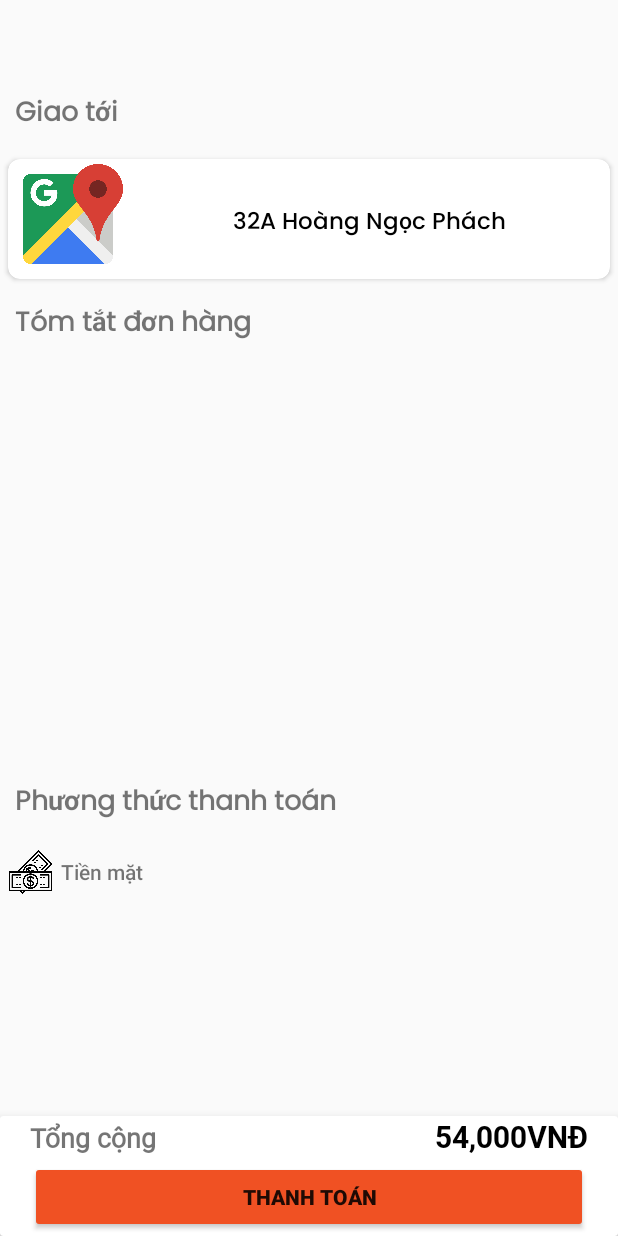
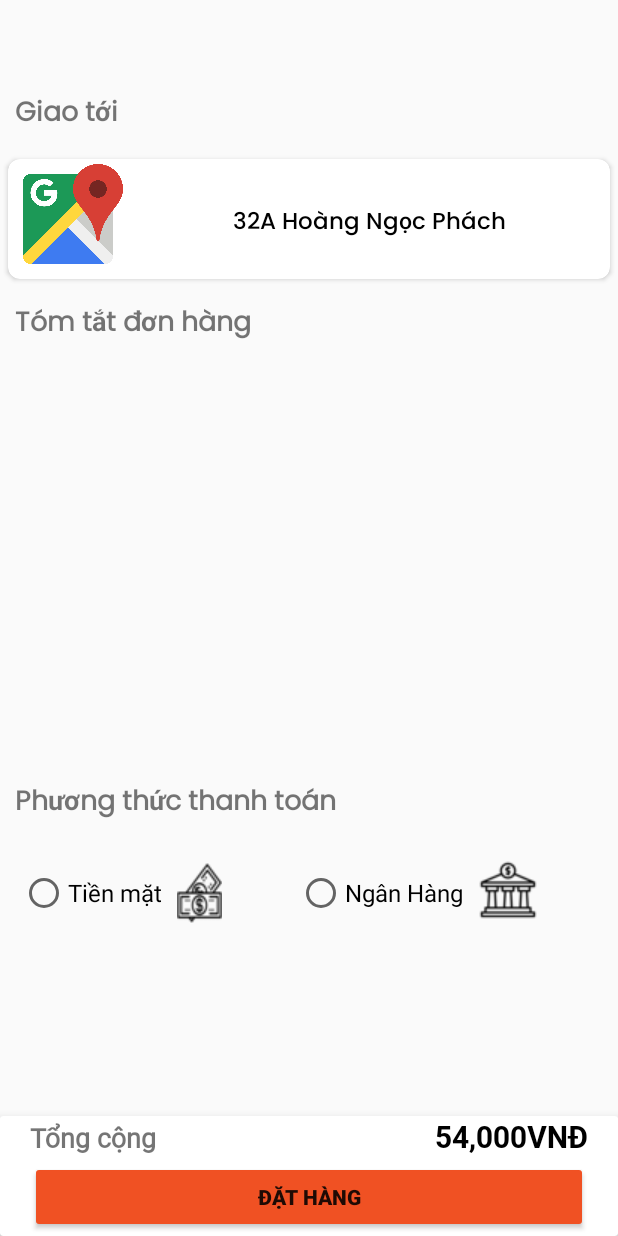
Before and after one commit to Thien-dtu/FindFood, an Android app: the layout activity_thanh_toan.xml on its own in the app's theme, with its tools: preview values and no code run, on a phone screen of 412 x 824 dp. Run offline under Robolectric (Android 15) with nearby library versions, the phone set to English and light mode, and no system bars.

Commit message:
chua biet loi cho nao

```diff
--- a/app/src/main/java/com/example/findfood/Common/begin.java
+++ b/app/src/main/java/com/example/findfood/Common/begin.java
@@ -43,7 +43,7 @@ import java.security.NoSuchAlgorithmException;
 
 public class begin extends AppCompatActivity implements GoogleApiClient.ConnectionCallbacks, GoogleApiClient.OnConnectionFailedListener {
 
-    private static int SPLASH_TIME = 5000;
+    private static int SPLASH_TIME = 3000;
 
     ImageView backgroud_image;
     TextView taoBoi, txtVersion;
--- a/app/src/main/java/com/example/findfood/Common/intro.java
+++ b/app/src/main/java/com/example/findfood/Common/intro.java
@@ -147,7 +147,7 @@ public class intro extends AppCompatActivity {
             @Override
             public void onClick(View v) {
                 // Mở màn hình đăng nhập
-                Intent mainActivity = new Intent(getApplicationContext(), MainActivity.class);
+                Intent mainActivity = new Intent(getApplicationContext(), DangNhapActivity.class);
                 startActivity(mainActivity);
                 // Lưu lại biến boolean vào bộ nhớ để lần sau khi người dùng mở app
                 // Chúng ta sẽ biết họ đã vào introActivity rồi
--- a/app/src/main/java/com/example/findfood/DangKyActivity.java
+++ b/app/src/main/java/com/example/findfood/DangKyActivity.java
@@ -23,6 +23,7 @@ import com.google.android.gms.tasks.OnCompleteListener;
 import com.google.android.gms.tasks.Task;
 import com.google.firebase.auth.AuthResult;
 import com.google.firebase.auth.FirebaseAuth;
+import com.google.firebase.auth.FirebaseUser;
 import com.google.firebase.database.DatabaseReference;
 import com.google.firebase.database.FirebaseDatabase;
 import com.google.firebase.firestore.FirebaseFirestore;
@@ -201,14 +202,14 @@ public class DangKyActivity extends AppCompatActivity {
     }
 
 
-    /*@Override
+    @Override
     public void onStart() {
         super.onStart();
         FirebaseUser currentUser = mAuth.getCurrentUser();
         if(currentUser != null){
             currentUser.reload();
         }
-    }*/
+    }
 
 
 }
--- a/app/src/main/java/com/example/findfood/Databases/DatabaseHDCT.java
+++ b/app/src/main/java/com/example/findfood/Databases/DatabaseHDCT.java
@@ -50,8 +50,11 @@ public class DatabaseHDCT {
         // push cây theo mã tự tạo
         // string key lấy mã push
         key = mRef.push().getKey();
+
+        HDCT hdctTest = new HDCT(key, key, item.getThoigian(), item.getCheck(), item.getIdUser(),item.getPayment(), item.getOrderArrayList());
+
         //insert theo child mã key setvalue theo item
-        mRef.child(key).setValue(item).addOnSuccessListener(new OnSuccessListener<Void>() {
+        mRef.child(key).setValue(hdctTest).addOnSuccessListener(new OnSuccessListener<Void>() {
             @Override
             public void onSuccess(Void aVoid) {
                 Toast.makeText(context, "Thanh Toán Thành Công", Toast.LENGTH_SHORT).show();
--- a/app/src/main/java/com/example/findfood/FoodProfileActivity.java
+++ b/app/src/main/java/com/example/findfood/FoodProfileActivity.java
@@ -227,7 +227,7 @@ public class FoodProfileActivity extends AppCompatActivity {
 
                         String idfoodcheck = idfood.substring(4);
                         int check = checkmahdct(orderArrayList, idfoodcheck);
-                        Order order = new Order(keyhdct, food, sluongmua_item, store);
+                        Order order = new Order(keyhdct, food, sluongmua_item, user);
                         Log.i("Check", String.valueOf(check));
                         if (check >= 0) {
                             int sluongmua = orderArrayList.get(check).getSoluongmua();
@@ -297,7 +297,7 @@ public class FoodProfileActivity extends AppCompatActivity {
                             break;
                         }
                     }
-                    Order orderminus = new Order(keyhdct, food, sluongmua_item, store);
+                    Order orderminus = new Order(keyhdct, food, sluongmua_item, userNodeFoodProfile);
                     if (check1 >= 0) {
                         int sluongmua = orderArrayList.get(check1).getSoluongmua();
                         orderminus.setSoluongmua(sluongmua-1);
--- a/app/src/main/java/com/example/findfood/View/FragmentGDThanhCong.java
+++ b/app/src/main/java/com/example/findfood/View/FragmentGDThanhCong.java
@@ -42,7 +42,7 @@ public class FragmentGDThanhCong extends Fragment {
             public void onSuccess(ArrayList<HDCT> lists) {
                 arrayList.clear();
                     for (int i =0;i<lists.size();i++){
-                        if (lists.get(i).getIdUser().equalsIgnoreCase(firebaseUser.getUid()) && lists.get(i).isCheck() == true){
+                        if (lists.get(i).getIdUser().equalsIgnoreCase(firebaseUser.getUid()) && lists.get(i).getCheck().equalsIgnoreCase("success")){
                             arrayList.add(lists.get(i));
                             xacNhanAdapter = new XacNhanAdapter(arrayList,getActivity());
                             rcvthanhcong.setAdapter(xacNhanAdapter);
--- a/app/src/main/java/com/example/findfood/View/FragmentGDThatBai.java
+++ b/app/src/main/java/com/example/findfood/View/FragmentGDThatBai.java
@@ -42,7 +42,7 @@ public class FragmentGDThatBai extends Fragment {
             public void onSuccess(ArrayList<HDCT> lists) {
                 arrayList.clear();
                 for (int i =0;i<lists.size();i++){
-                    if (lists.get(i).getIdUser().equalsIgnoreCase(firebaseUser.getUid()) && lists.get(i).isCheck() == false){
+                    if (lists.get(i).getIdUser().equalsIgnoreCase(firebaseUser.getUid()) && lists.get(i).getCheck().equalsIgnoreCase("false")){
                         arrayList.add(lists.get(i));
                         xacNhanAdapter = new XacNhanAdapter(arrayList,getActivity());
                         rcvthanhcong.setAdapter(xacNhanAdapter);
--- a/app/src/main/java/com/example/findfood/local/LocalStorage.java
+++ b/app/src/main/java/com/example/findfood/local/LocalStorage.java
@@ -2,6 +2,7 @@ package com.example.findfood.local;
 
 import android.content.Context;
 import android.content.SharedPreferences;
+import android.util.Log;
 
 public class LocalStorage {
     SharedPreferences sharedPreferences;
@@ -19,6 +20,7 @@ public class LocalStorage {
 
 
     public void setCart(String cart) {
+        Log.d("PHHHHHH", cart);
         SharedPreferences.Editor editor = sharedPreferences.edit();
         editor.putString("GioHang", cart);
         editor.commit();
--- a/app/src/main/res/layout/activity_begin.xml
+++ b/app/src/main/res/layout/activity_begin.xml
@@ -23,7 +23,7 @@
         android:layout_height="wrap_content"
         android:layout_gravity="center"
         android:fontFamily="@font/allfont_medium"
-        android:text="Nhanh - Tiện lợi - Dễ dàng"
+        android:text="Nhanh hơn - Tiện lợi - Dễ dàng"
         android:textColor="@color/cam"
         android:textSize="25dp"
         app:layout_constraintBottom_toBottomOf="parent"
--- a/app/src/main/res/layout/activity_thanh_toan.xml
+++ b/app/src/main/res/layout/activity_thanh_toan.xml
@@ -119,81 +119,55 @@
                     android:textSize="18sp"
                     android:textStyle="bold" />
             </LinearLayout>
-
-            <RelativeLayout
+            <RadioGroup
+                android:id="@+id/rdbGroup"
                 android:layout_width="match_parent"
                 android:layout_height="wrap_content"
-                android:layout_marginBottom="10dp">
+                android:layout_gravity="center"
+                android:orientation="horizontal"
+                android:layout_marginTop="15dp">
+
+                <RadioButton
+                    android:id="@+id/rdbTien"
+                    android:layout_width="wrap_content"
+                    android:layout_height="48dp"
+                    android:text="Tiền mặt"
+                    android:textSize="16sp"
+                    android:layout_marginLeft="13dp"/>
                 <ImageView
-                    android:id="@+id/img"
-                    android:layout_margin="5dp"
-                    android:layout_width="30dp"
-                    android:layout_height="40dp"
-                    android:src="@drawable/money"/>
-                <TextView
+                    android:layout_width="wrap_content"
+                    android:layout_height="48dp"
+                    android:src="@drawable/money1"
+                    android:paddingRight="10dp"
+                    android:paddingLeft="10dp"/>
+
+                <RadioButton
+                    android:id="@+id/rdbNganHang"
+                    android:layout_width="wrap_content"
+                    android:layout_height="48dp"
+                    android:text="Ngân Hàng"
+                    android:textSize="16sp"
+                    android:layout_marginLeft="40dp" />
+                <ImageView
                     android:layout_width="wrap_content"
                     android:layout_height="wrap_content"
-                    android:text="Tiền mặt"
-                    android:textStyle="normal"
-                    android:fontFamily="sans-serif-medium"
-                    android:layout_marginTop="15dp"
-                    android:layout_toRightOf="@id/img"/>
-            </RelativeLayout>
+                    android:src="@drawable/bank1"
+                    android:paddingRight="10dp"
+                    android:paddingTop="2dp"
+                    android:paddingLeft="10dp"/>
+            </RadioGroup>
+            <TextView
+                android:layout_width="300dp"
+                android:id="@+id/txtPayment"
+                android:paddingLeft="20dp"
+                android:theme="@style/AppTheme"
+                android:paddingTop="10dp"
+                android:layout_gravity="center"
+                android:paddingBottom="10dp"
+                android:layout_marginBottom="15dp"
+                android:background="@drawable/boggocedt"
+                android:layout_height="wrap_content" android:visibility="gone"/>
 
-
-<!--            <LinearLayout-->
-<!--                android:layout_width="match_parent"-->
-<!--                android:layout_height="wrap_content"-->
-<!--                android:orientation="horizontal">-->
-
-<!--                <RadioGroup-->
-<!--                    android:layout_width="match_parent"-->
-<!--                    android:layout_height="wrap_content"-->
-<!--                    android:orientation="horizontal">-->
-
-<!--                    <LinearLayout-->
-<!--                        android:layout_width="wrap_content"-->
-<!--                        android:layout_height="wrap_content"-->
-<!--                        android:gravity="left"-->
-<!--                        android:orientation="horizontal">-->
-
-<!--                        <RadioButton-->
-<!--                            android:layout_width="wrap_content"-->
-<!--                            android:layout_height="match_parent"-->
-<!--                            android:gravity="center"-->
-<!--                            android:text="Ngân Hàng" >-->
-<!--                        </RadioButton>-->
-<!--                        <ImageView-->
-<!--                            android:layout_width="wrap_content"-->
-<!--                            android:layout_height="wrap_content"-->
-<!--                            android:src="@drawable/bank1"/>-->
-
-<!--                    </LinearLayout>-->
-
-<!--                    <LinearLayout-->
-<!--                        android:layout_width="match_parent"-->
-<!--                        android:layout_height="wrap_content"-->
-<!--                        android:gravity="right"-->
-<!--                        android:orientation="horizontal">-->
-
-<!--                        <RadioButton-->
-<!--                            android:layout_width="wrap_content"-->
-<!--                            android:layout_height="match_parent"-->
-<!--                            android:gravity="center"-->
-<!--                            android:text="Tiền mặt" />-->
-
-<!--                        <ImageView-->
-<!--                            android:layout_width="wrap_content"-->
-<!--                            android:layout_height="wrap_content"-->
-<!--                            android:src="@drawable/money1"-->
-<!--                            android:paddingRight="10dp"-->
-<!--                            android:paddingLeft="10dp"/>-->
-
-<!--                    </LinearLayout>-->
-
-<!--                </RadioGroup>-->
-
-<!--            </LinearLayout>-->
 
         </LinearLayout>
 
@@ -246,7 +220,7 @@
                 android:layout_marginRight="20dp"
                 android:fontFamily="sans-serif-black"
                 android:backgroundTint="@color/cam"
-                android:text="Thanh Toán" />
+                android:text="Đặt Hàng" />
         </LinearLayout>
 
     </androidx.cardview.widget.CardView>
```
Also changed, not shown: app/src/main/java/com/example/findfood/HelperClasses/XacNhanAdapter.java (+2 -7 lines), app/src/main/java/com/example/findfood/ThanhToanActivity.java (+35 -7 lines), app/src/main/java/com/example/findfood/model/Food.java (+4 -21 lines), app/src/main/java/com/example/findfood/model/HDCT.java (+11 -11 lines), app/src/main/java/com/example/findfood/model/Order.java (+17 -7 lines).
